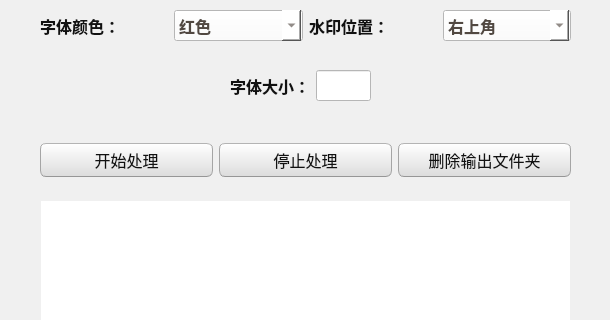
This is ui/picturetoolUI.ui in banniford/PictureTool as Qt 5 draws it before an edit; both pictures show x 0 to 610 and y 190 to 510 of the 610 by 625 pixel window. The edited form follows.
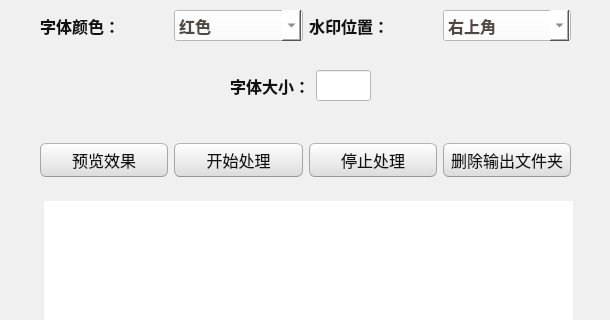
This is the edited form. Icons and pictures are not drawn.

Commit message: 多线程处理图片

```diff
--- a/ui/picturetoolUI.ui
+++ b/ui/picturetoolUI.ui
@@ -805,16 +805,6 @@
      </item>
     </layout>
    </widget>
-   <widget class="QTextBrowser" name="textBrowser">
-    <property name="geometry">
-     <rect>
-      <x>40</x>
-      <y>390</y>
-      <width>531</width>
-      <height>192</height>
-     </rect>
-    </property>
-   </widget>
    <widget class="QWidget" name="gridLayoutWidget_2">
     <property name="geometry">
      <rect>
@@ -825,34 +815,21 @@
      </rect>
     </property>
     <layout class="QGridLayout" name="gridLayout_2">
-     <item row="0" column="1">
-      <widget class="QPushButton" name="stop">
-       <property name="font">
-        <font>
-         <family>Agency FB</family>
-         <pointsize>12</pointsize>
-        </font>
-       </property>
-       <property name="text">
-        <string>停止处理</string>
-       </property>
-      </widget>
-     </item>
-     <item row="0" column="0">
-      <widget class="QPushButton" name="start">
-       <property name="font">
-        <font>
-         <family>Agency FB</family>
-         <pointsize>12</pointsize>
-        </font>
-       </property>
-       <property name="text">
-        <string>开始处理</string>
-       </property>
-      </widget>
-     </item>
      <item row="0" column="2">
-      <widget class="QPushButton" name="delete_2">
+      <widget class="QPushButton" name="stopbutton">
+       <property name="font">
+        <font>
+         <family>Agency FB</family>
+         <pointsize>12</pointsize>
+        </font>
+       </property>
+       <property name="text">
+        <string>停止处理</string>
+       </property>
+      </widget>
+     </item>
+     <item row="0" column="3">
+      <widget class="QPushButton" name="deletebutton">
        <property name="font">
         <font>
          <family>Agency FB</family>
@@ -864,8 +841,44 @@
        </property>
       </widget>
      </item>
+     <item row="0" column="1">
+      <widget class="QPushButton" name="startbutton">
+       <property name="font">
+        <font>
+         <family>Agency FB</family>
+         <pointsize>12</pointsize>
+        </font>
+       </property>
+       <property name="text">
+        <string>开始处理</string>
+       </property>
+      </widget>
+     </item>
+     <item row="0" column="0">
+      <widget class="QPushButton" name="previewbutton">
+       <property name="font">
+        <font>
+         <family>Agency FB</family>
+         <pointsize>12</pointsize>
+        </font>
+       </property>
+       <property name="text">
+        <string>预览效果</string>
+       </property>
+      </widget>
+     </item>
     </layout>
    </widget>
+   <widget class="QTextEdit" name="textEdit">
+    <property name="geometry">
+     <rect>
+      <x>43</x>
+      <y>390</y>
+      <width>531</width>
+      <height>211</height>
+     </rect>
+    </property>
+   </widget>
   </widget>
   <widget class="QStatusBar" name="statusbar"/>
  </widget>
```
The commit also changes 3 other files.
